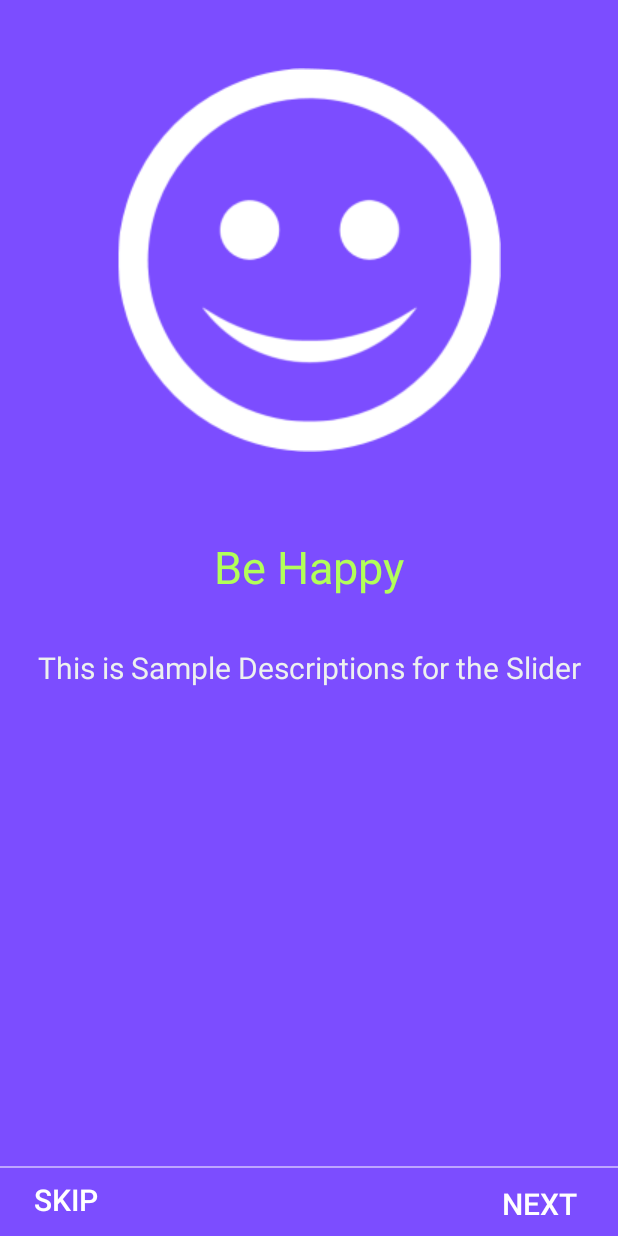
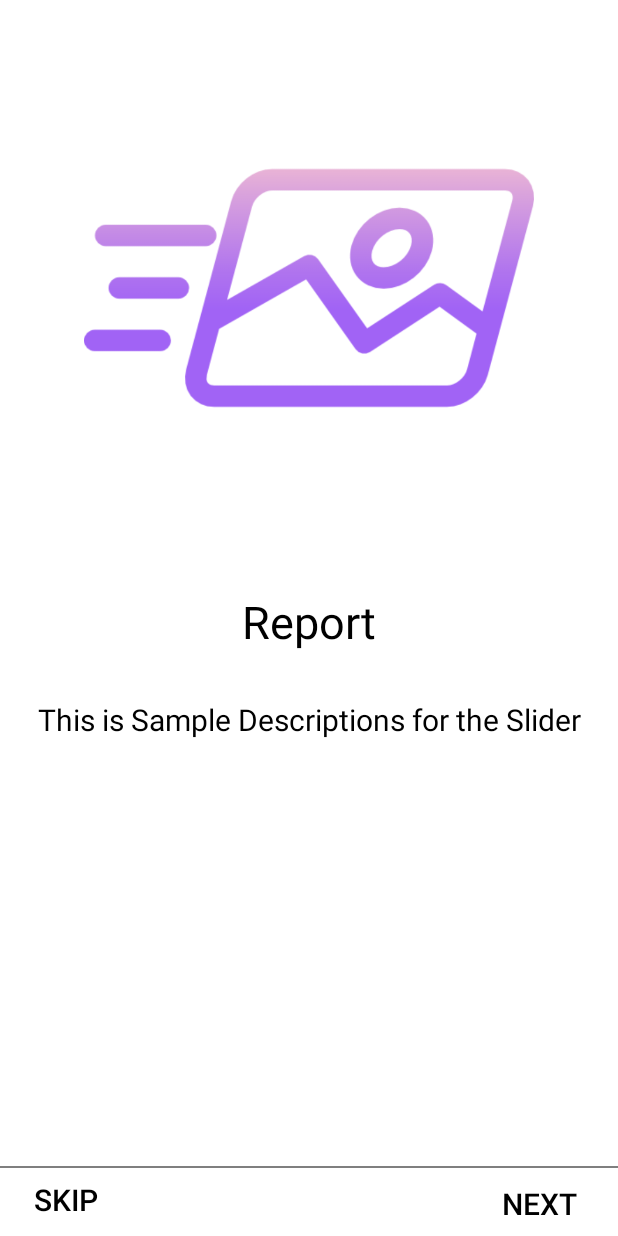
Before and after one commit to LINDVIOR18/TA_IR, an Android app: the screen it shows after launch (Slider), on a phone screen of 412 x 824 dp. Run offline under Robolectric (Android 15) with nearby library versions, the phone set to English and light mode, and no system bars; Roboto replaces fonts that are not available here.

Commit message:
Change intro slides

```diff
--- a/app/src/main/res/layout/activity_slider.xml
+++ b/app/src/main/res/layout/activity_slider.xml
@@ -33,15 +33,15 @@
         android:alpha=".5"
         app:layout_constraintBottom_toBottomOf="parent"
         android:layout_marginBottom="45dp"
-        android:background="@android:color/white"/>
+        android:background="@android:color/background_dark"/>
 
     <Button
         android:id="@+id/nextBtn"
         android:layout_width="105dp"
         android:layout_height="43dp"
         android:background="@null"
-        android:text="Next"
-        android:textColor="@android:color/white"
+        android:text="@string/slider_next"
+        android:textColor="@android:color/background_dark"
         android:textSize="20sp"
         app:layout_constraintBottom_toBottomOf="parent"
         app:layout_constraintEnd_toEndOf="parent" />
@@ -51,8 +51,8 @@
         android:layout_width="0dp"
         android:layout_height="wrap_content"
         android:background="@null"
-        android:text="Skip"
-        android:textColor="@android:color/white"
+        android:text="@string/slider_skip"
+        android:textColor="@android:color/background_dark"
         android:textSize="20sp"
         app:layout_constraintBottom_toBottomOf="parent"
         app:layout_constraintLeft_toLeftOf="parent" />
--- a/app/src/main/res/layout/slider1.xml
+++ b/app/src/main/res/layout/slider1.xml
@@ -3,40 +3,40 @@
     xmlns:app="http://schemas.android.com/apk/res-auto"
     android:layout_width="match_parent"
     android:layout_height="match_parent"
-    android:background="#7C4DFF">
+    android:background="#fff">
 
     <ImageView
         android:id="@+id/imageView"
-        android:layout_width="wrap_content"
-        android:layout_height="wrap_content"
+        android:layout_width="300dp"
+        android:layout_height="300dp"
         app:layout_constraintBottom_toBottomOf="parent"
         app:layout_constraintEnd_toEndOf="parent"
         app:layout_constraintStart_toStartOf="parent"
         app:layout_constraintTop_toTopOf="parent"
         app:layout_constraintVertical_bias="0.07999998"
-        app:srcCompat="@drawable/happy" />
+        app:srcCompat="@drawable/slider_2" />
 
     <TextView
         android:id="@+id/textView2"
         android:layout_width="wrap_content"
         android:layout_height="wrap_content"
-        android:text="Be Happy"
-        android:textColor="#B2FF59"
+        android:padding="10dp"
+        android:text="@string/slider_1"
+        android:textColor="#000"
         android:textSize="30sp"
         app:layout_constraintBottom_toBottomOf="parent"
         app:layout_constraintEnd_toEndOf="parent"
         app:layout_constraintStart_toStartOf="parent"
         app:layout_constraintTop_toBottomOf="@+id/imageView"
-        app:layout_constraintVertical_bias="0.100000024"
-        android:padding="10dp"/>
+        app:layout_constraintVertical_bias="0.100000024" />
 
     <TextView
         android:id="@+id/textView3"
         android:layout_width="wrap_content"
         android:layout_height="wrap_content"
-        android:text="This is Sample Descriptions for the Slider"
+        android:text="@string/slider_description"
         android:textAlignment="center"
-        android:textColor="#EDF1EF"
+        android:textColor="#000"
         android:textSize="20sp"
         app:layout_constraintBottom_toBottomOf="parent"
         app:layout_constraintEnd_toEndOf="parent"
--- a/app/src/main/res/values/strings.xml
+++ b/app/src/main/res/values/strings.xml
@@ -3,4 +3,10 @@
     <string name="main_activity">Your Main App</string>
     <string name="splash_logo">Your App Logo</string>
     <string name="splash_description">Take Action!</string>
+    <string name="slider_1">Report</string>
+    <string name="slider_2">Prevent</string>
+    <string name="slider_3">Take action!</string>
+    <string name="slider_description">This is Sample Descriptions for the Slider</string>
+    <string name="slider_next">Next</string>
+    <string name="slider_skip">Skip</string>
 </resources>
```
Also changed, not shown: app/src/main/res/layout/slider2.xml (+8 -8 lines), app/src/main/res/layout/slider3.xml (+10 -10 lines), app/src/main/res/drawable/ghost.png (deleted), app/src/main/res/drawable/happy.png (deleted), app/src/main/res/drawable/slider_1.png (added), app/src/main/res/drawable/slider_2.png (added), app/src/main/res/drawable/slider_3.png (added), app/src/main/res/drawable/twitter.png (deleted).
